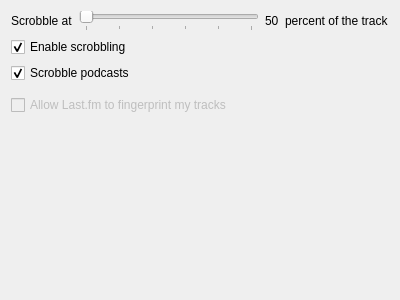
mutecypher/lastfm-desktop, file app/client/Settings/ScrobbleSettingsWidget.ui: the form before one commit.
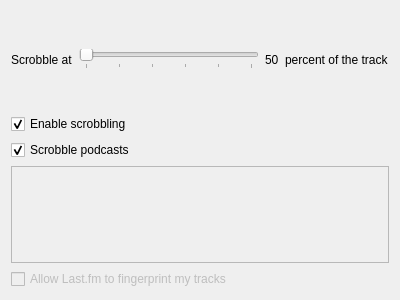
The form after the commit.

Commit message: Make a stacked widget that resizes itself to just the current widget. Needs more work to resize the preferences panel that it is put in.

What changed in the file:
```diff
--- a/app/client/Settings/ScrobbleSettingsWidget.ui
+++ b/app/client/Settings/ScrobbleSettingsWidget.ui
@@ -101,19 +101,6 @@
      </property>
     </widget>
    </item>
-   <item>
-    <spacer name="verticalSpacer">
-     <property name="orientation">
-      <enum>Qt::Vertical</enum>
-     </property>
-     <property name="sizeHint" stdset="0">
-      <size>
-       <width>20</width>
-       <height>0</height>
-      </size>
-     </property>
-    </spacer>
-   </item>
   </layout>
  </widget>
  <resources/>
```
The commit also changes 7 other files.
